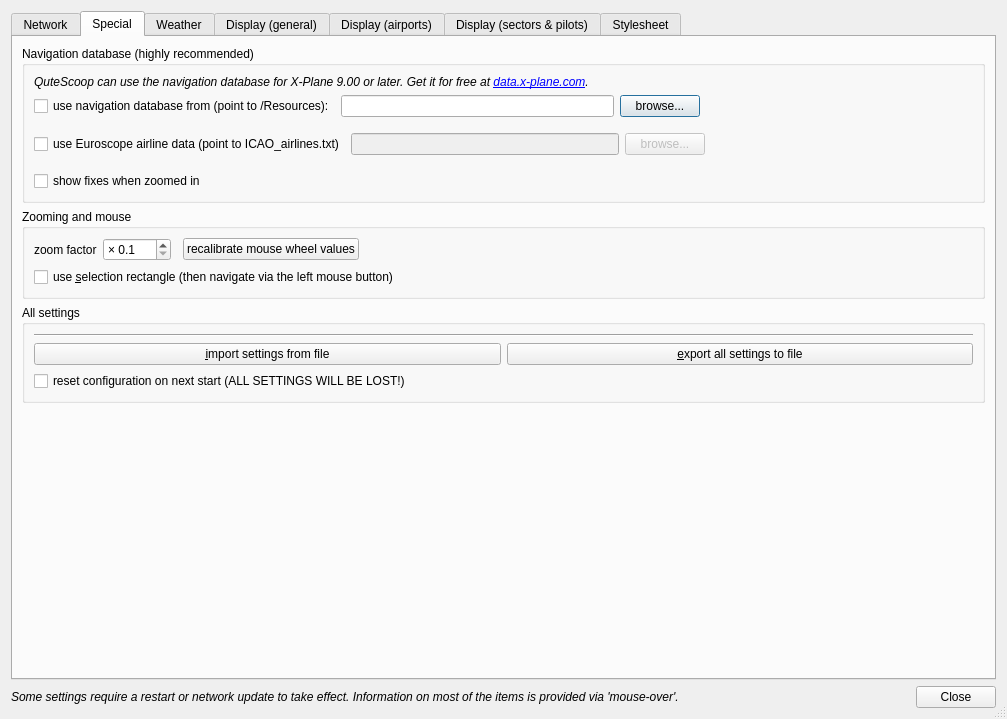
First picture: the form in src/PreferencesDialog.ui, repository qutescoop/qutescoop, before the edit.
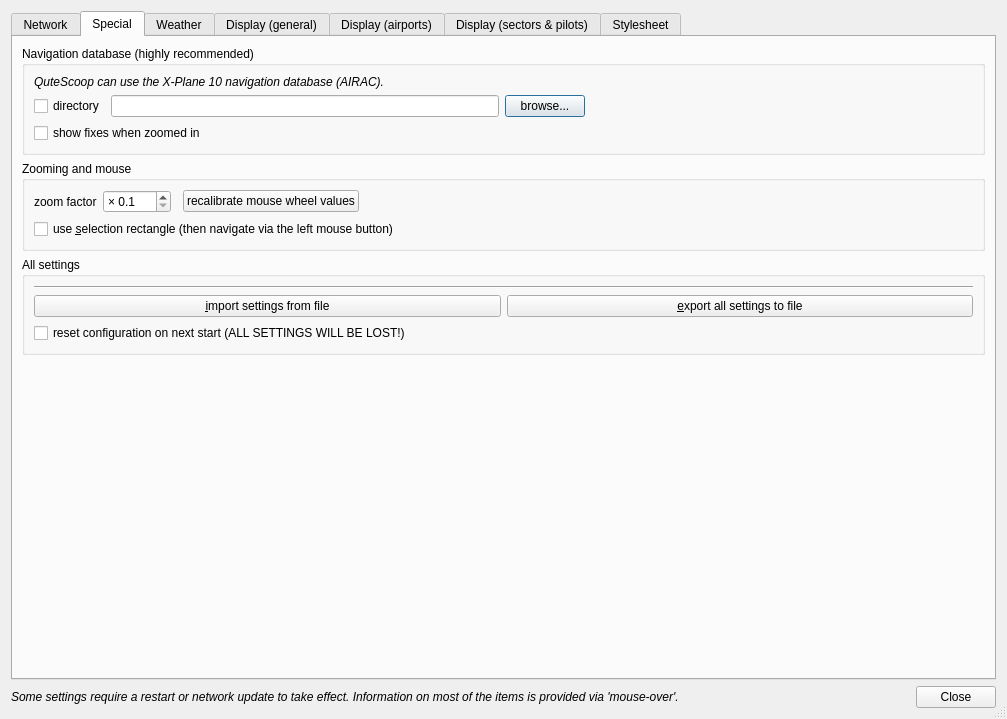
Second picture: the form after the edit. The open tabs and pages were chosen to show the change. Icons and pictures are not drawn.

Commit message:
[!!][TASK] remove additional airlines source ("EuroScope")
We manage the data/airlines.dat already and you are welcome to share
updates to it with the community.

There is probably little use in overriding that locally.

```diff
--- a/src/PreferencesDialog.ui
+++ b/src/PreferencesDialog.ui
@@ -557,10 +557,10 @@
            <widget class="QLabel" name="label_5">
             <property name="text">
              <string>&lt;!DOCTYPE HTML PUBLIC &quot;-//W3C//DTD HTML 4.0//EN&quot; &quot;http://www.w3.org/TR/REC-html40/strict.dtd&quot;&gt;
-&lt;html&gt;&lt;head&gt;&lt;meta name=&quot;qrichtext&quot; content=&quot;1&quot; /&gt;&lt;style type=&quot;text/css&quot;&gt;
+&lt;html&gt;&lt;head&gt;&lt;meta name=&quot;qrichtext&quot; content=&quot;1&quot; /&gt;&lt;meta charset=&quot;utf-8&quot; /&gt;&lt;style type=&quot;text/css&quot;&gt;
 p, li { white-space: pre-wrap; }
-&lt;/style&gt;&lt;/head&gt;&lt;body&gt;
-&lt;span style=&quot;font-style:italic;&quot;&gt;QuteScoop can use the navigation database for X-Plane 9.00 or later. Get it for free at &lt;a href=&quot;http://data.x-plane.com&quot;&gt;data.x-plane.com&lt;/a&gt;.&lt;/span&gt;&lt;/body&gt;&lt;/html&gt;</string>
+&lt;/style&gt;&lt;/head&gt;&lt;body style=&quot; font-family:'Sans Serif'; font-size:9pt; font-weight:400; font-style:normal;&quot;&gt;
+&lt;p style=&quot; margin-top:0px; margin-bottom:0px; margin-left:0px; margin-right:0px; -qt-block-indent:0; text-indent:0px;&quot;&gt;&lt;span style=&quot; font-style:italic;&quot;&gt;QuteScoop can use the X-Plane 10 navigation database (AIRAC).&lt;/span&gt;&lt;/p&gt;&lt;/body&gt;&lt;/html&gt;</string>
             </property>
             <property name="wordWrap">
              <bool>true</bool>
@@ -578,7 +578,7 @@
             <item>
              <widget class="QCheckBox" name="cbUseNavDatabase">
               <property name="text">
-               <string>use navigation database from (point to /Resources):</string>
+               <string>directory</string>
               </property>
              </widget>
             </item>
@@ -613,53 +613,6 @@
             </item>
            </layout>
           </item>
-          <item>
-           <layout class="QHBoxLayout" name="horizontalLayout_13">
-            <property name="topMargin">
-             <number>10</number>
-            </property>
-            <property name="bottomMargin">
-             <number>10</number>
-            </property>
-            <item>
-             <widget class="QCheckBox" name="cbUseESAirlines">
-              <property name="text">
-               <string>use Euroscope airline data (point to ICAO_airlines.txt)</string>
-              </property>
-             </widget>
-            </item>
-            <item>
-             <widget class="QLineEdit" name="editESAirlines">
-              <property name="enabled">
-               <bool>false</bool>
-              </property>
-             </widget>
-            </item>
-            <item>
-             <widget class="QPushButton" name="bt_browseESAirlines">
-              <property name="enabled">
-               <bool>false</bool>
-              </property>
-              <property name="text">
-               <string>browse...</string>
-              </property>
-             </widget>
-            </item>
-            <item>
-             <spacer name="horizontalSpacer_22">
-              <property name="orientation">
-               <enum>Qt::Horizontal</enum>
-              </property>
-              <property name="sizeHint" stdset="0">
-               <size>
-                <width>40</width>
-                <height>20</height>
-               </size>
-              </property>
-             </spacer>
-            </item>
-           </layout>
-          </item>
           <item>
            <widget class="QCheckBox" name="cbShowFixes">
             <property name="text">
```
Left out of the diff: 37 changed lines with no effect on the pictures. The commit also changes 6 other files.
